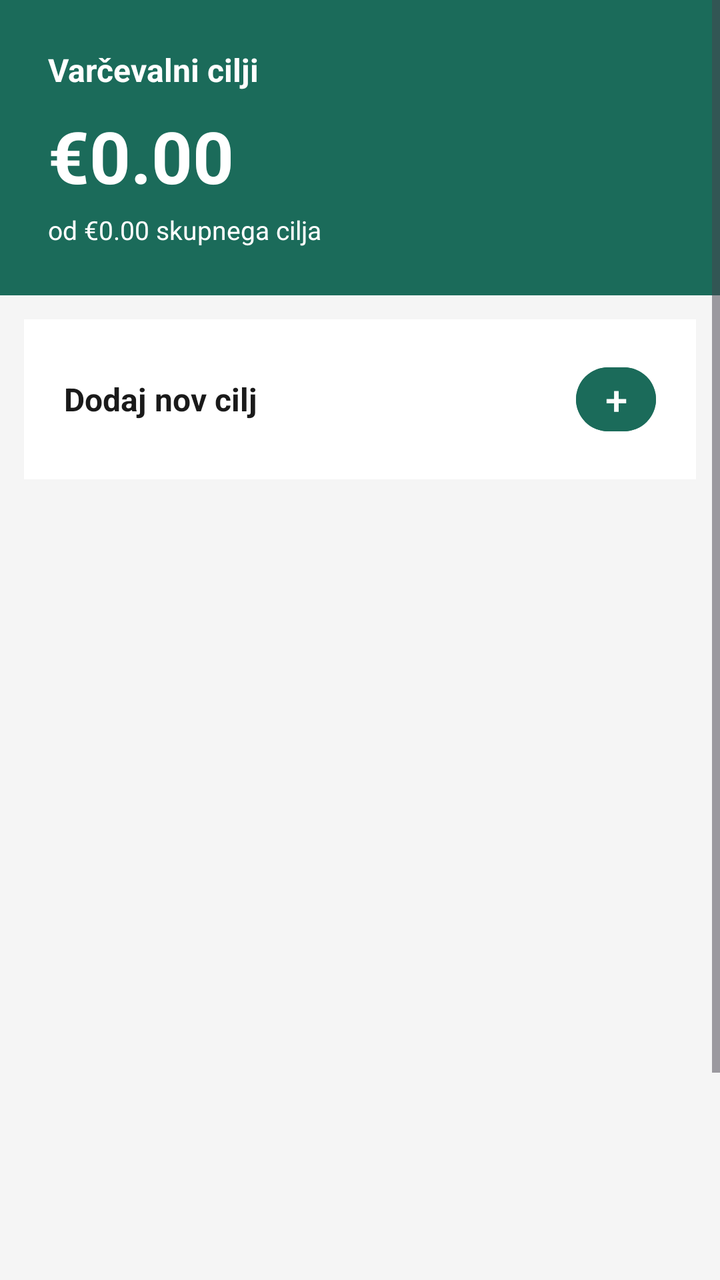
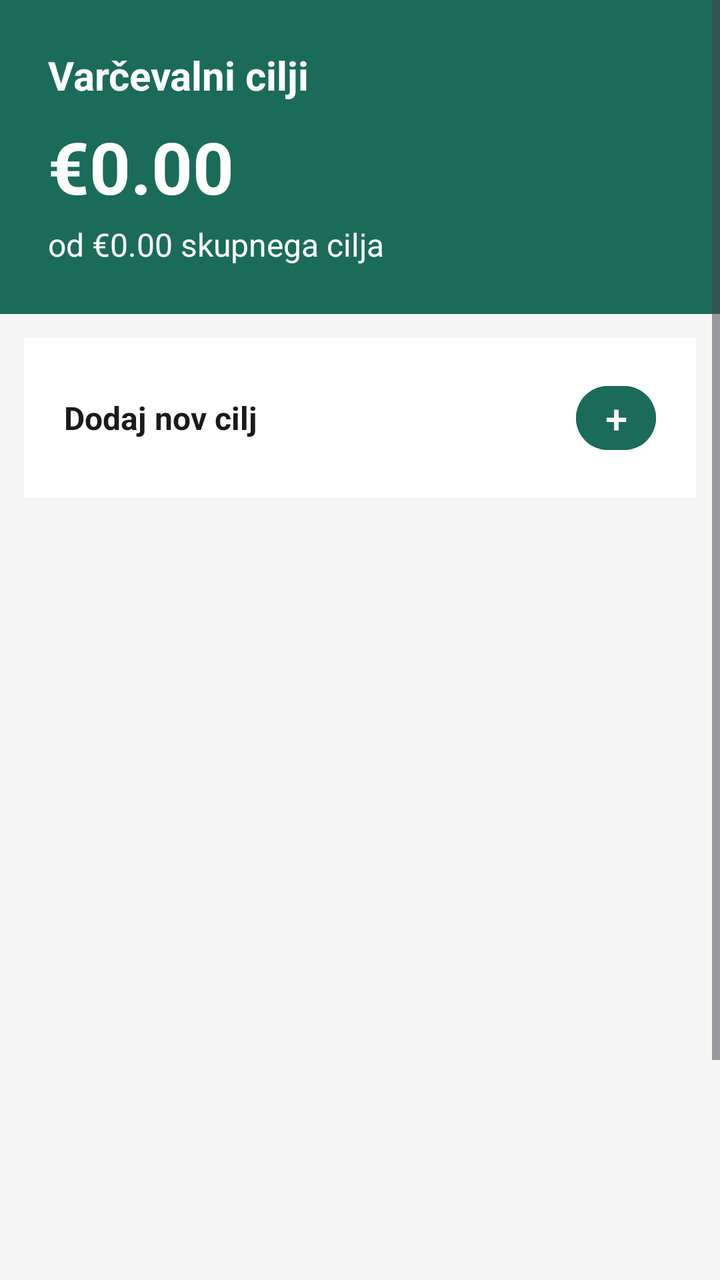

Compare the two renders of this Android layout. The source of the first and the diff that turns it into the second are given below.
<!-- AndroidManifest.xml: application theme Theme.FinFlow -->
<!-- res/layout/fragment_cilji.xml -->
<?xml version="1.0" encoding="utf-8"?>
<ScrollView
    xmlns:android="http://schemas.android.com/apk/res/android"
    android:layout_width="match_parent"
    android:layout_height="match_parent"
    android:background="@color/sivaKartica">

    <LinearLayout
        android:layout_width="match_parent"
        android:layout_height="wrap_content"
        android:orientation="vertical">

        
        <LinearLayout
            android:layout_width="match_parent"
            android:layout_height="wrap_content"
            android:background="@color/zelena"
            android:orientation="vertical"
            android:padding="24dp">

            <TextView
                android:layout_width="wrap_content"
                android:layout_height="wrap_content"
                android:text="Varčevalni cilji"
                android:textColor="@color/bela"
                android:textSize="16sp"
                android:textStyle="bold" />

            <TextView
                android:id="@+id/tv_skupni_cilji"
                android:layout_width="wrap_content"
                android:layout_height="wrap_content"
                android:text="€0.00"
                android:textColor="@color/bela"
                android:textSize="36sp"
                android:textStyle="bold"
                android:layout_marginTop="8dp" />

            <TextView
                android:id="@+id/tv_skupni_cilji_opis"
                android:layout_width="wrap_content"
                android:layout_height="wrap_content"
                android:text="od €0.00 skupnega cilja"
                android:textColor="@color/bela"
                android:textSize="13sp"
                android:layout_marginTop="4dp" />

        </LinearLayout>

        
        <LinearLayout
            android:layout_width="match_parent"
            android:layout_height="wrap_content"
            android:background="@color/bela"
            android:orientation="horizontal"
            android:padding="20dp"
            android:layout_marginTop="12dp"
            android:layout_marginStart="12dp"
            android:layout_marginEnd="12dp"
            android:gravity="center_vertical">

            <TextView
                android:layout_width="0dp"
                android:layout_height="wrap_content"
                android:layout_weight="1"
                android:text="Dodaj nov cilj"
                android:textColor="@color/besediloTemno"
                android:textSize="16sp"
                android:textStyle="bold" />

            <Button
                android:id="@+id/btn_dodaj_cilj"
                android:layout_width="40dp"
                android:layout_height="40dp"
                android:text="+"
                android:textSize="20sp"
                android:padding="0dp"
                android:backgroundTint="@color/zelena"
                android:textColor="@color/bela" />

        </LinearLayout>

        
        <ListView
            android:id="@+id/lv_cilji"
            android:layout_width="match_parent"
            android:layout_height="500dp"
            android:layout_marginTop="12dp"
            android:layout_marginStart="12dp"
            android:layout_marginEnd="12dp"
            android:layout_marginBottom="12dp"
            android:divider="@null" />

    </LinearLayout>

</ScrollView>
<!-- resources referenced by this layout -->
<resources>
  <color name="bela">#FFFFFF</color>
  <color name="besediloTemno">#1A1A1A</color>
  <color name="sivaKartica">#F5F5F5</color>
  <color name="zelena">#1B6B5A</color>
  <style name="Theme.FinFlow" parent="Base.Theme.FinFlow" />
  <style name="Base.Theme.FinFlow" parent="Theme.Material3.DayNight.NoActionBar">
          
          
      </style>
</resources>

<!-- the commit's change to res/layout/fragment_cilji.xml (unified diff, before → after) -->
@@ -23,7 +23,7 @@
                 android:layout_height="wrap_content"
                 android:text="Varčevalni cilji"
                 android:textColor="@color/bela"
-                android:textSize="16sp"
+                android:textSize="20sp"
                 android:textStyle="bold" />
 
             <TextView
@@ -42,7 +42,7 @@
                 android:layout_height="wrap_content"
                 android:text="od €0.00 skupnega cilja"
                 android:textColor="@color/bela"
-                android:textSize="13sp"
+                android:textSize="16sp"
                 android:layout_marginTop="4dp" />
 
         </LinearLayout>
